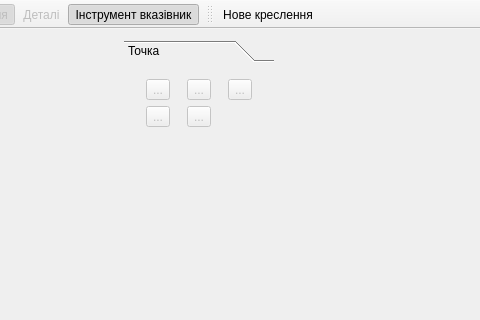
Above: mainwindow.ui from OpnTec/fashionmaker before the change; both pictures show x 351 to 831 and y 0 to 320 of the 1100 by 700 pixel window. Below: the same form after it.
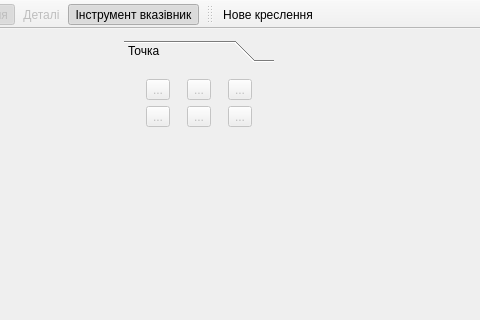
That is the form after the change. Icons and pictures are not drawn.

Commit message: Add tool point of contact.

The edit to the form file:
```diff
--- a/mainwindow.ui
+++ b/mainwindow.ui
@@ -166,6 +166,29 @@
           </property>
          </widget>
         </item>
+        <item row="1" column="2">
+         <widget class="QToolButton" name="toolButtonPointOfContact">
+          <property name="enabled">
+           <bool>false</bool>
+          </property>
+          <property name="text">
+           <string>...</string>
+          </property>
+          <property name="icon">
+           <iconset resource="icon.qrc">
+            <normaloff>:/icon/32x32/point_of_contact.png</normaloff>:/icon/32x32/point_of_contact.png</iconset>
+          </property>
+          <property name="iconSize">
+           <size>
+            <width>32</width>
+            <height>32</height>
+           </size>
+          </property>
+          <property name="checkable">
+           <bool>true</bool>
+          </property>
+         </widget>
+        </item>
        </layout>
       </widget>
       <widget class="QWidget" name="page_2">
```
Left out of the diff: 6 changed lines with no effect on the pictures. The commit also changes 26 other files.
